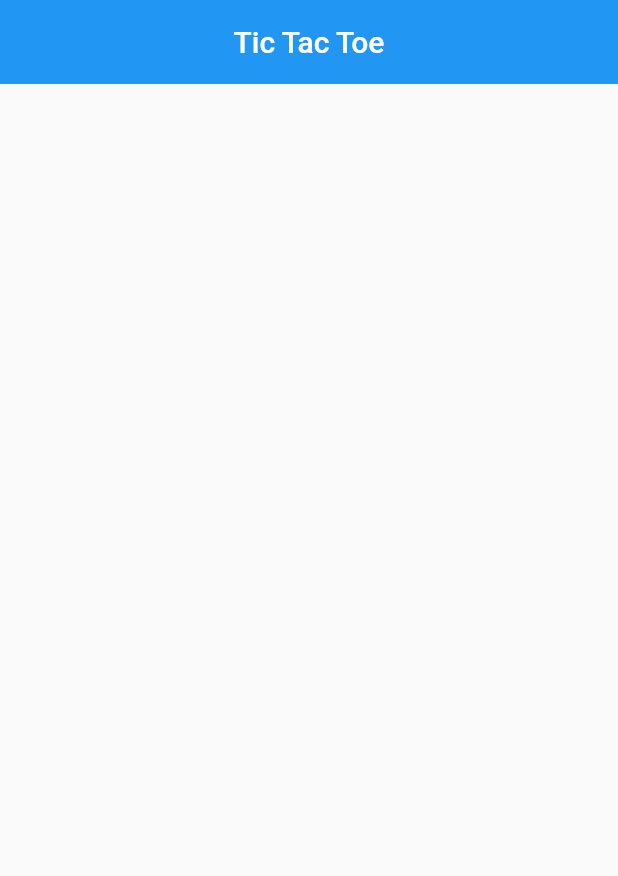
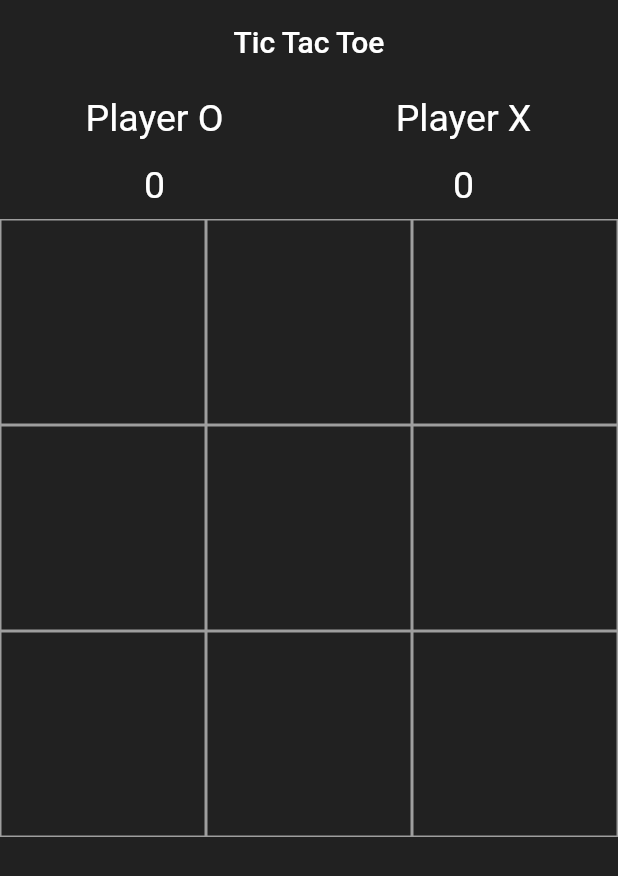
Before and after one commit to mehrdadmoradi001/Application_Tic_Toc_Toe, a Flutter app: the screen it shows after launch, on a phone screen of 412 x 824 dp. Shown: the top 876 px of the screen. Run offline on Flutter 3.47's test engine with Material 2 defaults, Android fonts, the phone set to English and light mode, and no system bars.

Commit message:
1- GridView.builder 2- shrinkWrap = Creates a scrollable

```diff
--- a/lib/screens/home_screen.dart
+++ b/lib/screens/home_screen.dart
@@ -10,7 +10,80 @@ class Home extends StatelessWidget {
         elevation: 0,
         title: Text('Tic Tac Toe'),
         centerTitle: true,
+        backgroundColor: Colors.grey[900],
       ),
+      backgroundColor: Colors.grey[900],
+      body: Column(children: [
+        getScoreBored(),
+        getGridView(),
+      ],),
+    );
+  }
+
+
+  Widget getGridView() {
+    return GridView.builder(
+      shrinkWrap: true,
+      itemCount: 9,
+      gridDelegate:
+      SliverGridDelegateWithFixedCrossAxisCount(crossAxisCount: 3),
+      itemBuilder: (BuildContext context, int index) {
+        return Container(
+          width: 100,
+          height: 100,
+          decoration: BoxDecoration(
+            border: Border.all(color: Colors.grey),
+          ),
+        );
+      },
+    );
+  }
+
+
+  Widget getScoreBored() {
+    return Row(
+      children: [
+        Expanded(
+          child: Column(
+            children: [
+              Padding(
+                padding: EdgeInsets.all(8),
+                child: Text(
+                  'Player O',
+                  style: TextStyle(color: Colors.white, fontSize: 25.0),
+                ),
+              ),
+              Padding(
+                padding: EdgeInsets.all(8),
+                child: Text(
+                  '0',
+                  style: TextStyle(color: Colors.white, fontSize: 25.0),
+                ),
+              ),
+            ],
+          ),
+        ),
+        Expanded(
+          child: Column(
+            children: [
+              Padding(
+                padding: EdgeInsets.all(8),
+                child: Text(
+                  'Player X',
+                  style: TextStyle(color: Colors.white, fontSize: 25.0),
+                ),
+              ),
+              Padding(
+                padding: EdgeInsets.all(8),
+                child: Text(
+                  '0',
+                  style: TextStyle(color: Colors.white, fontSize: 25.0),
+                ),
+              ),
+            ],
+          ),
+        ),
+      ],
     );
   }
 }
```
Also changed, not shown: pubspec.lock.
